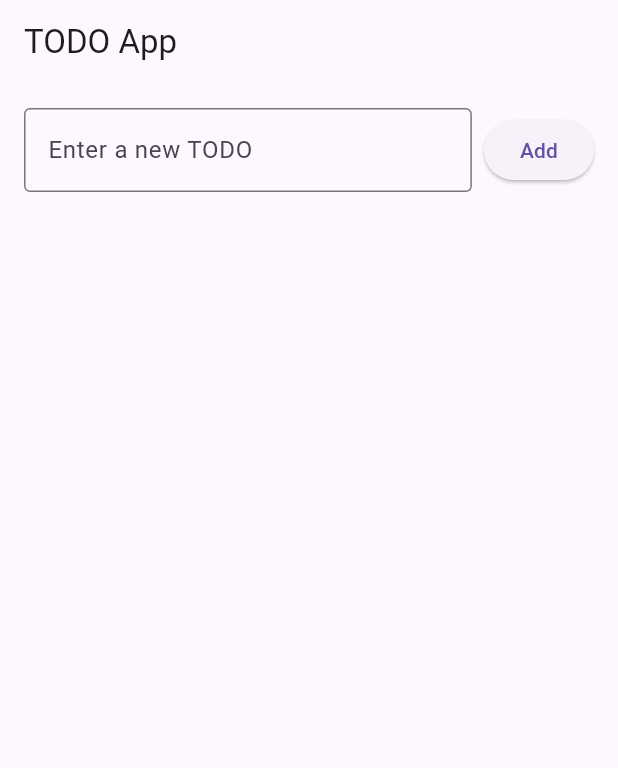
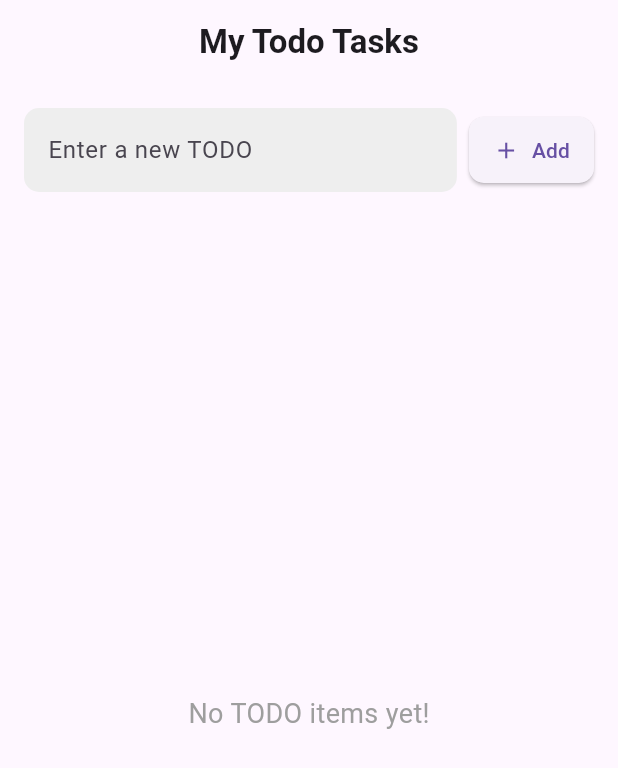
Before and after one commit to N-i-ke/flutter-todo, a Flutter app: the screen it shows after launch, on a phone screen of 412 x 824 dp. Shown: the top 768 px of the screen. Run offline on Flutter 3.47's test engine with Material 3 defaults, Android fonts, the phone set to English and light mode, and no system bars; Roboto replaces fonts that are missing (Arial).

Commit message:
feat: UIを改善

```diff
--- a/lib/main.dart
+++ b/lib/main.dart
@@ -9,7 +9,10 @@ class MyApp extends StatelessWidget {
   Widget build(BuildContext context) {
     return MaterialApp(
       title: 'TODO App',
-      theme: ThemeData(primarySwatch: Colors.blue),
+      theme: ThemeData(
+        primarySwatch: Colors.blue,
+        fontFamily: 'Arial',
+      ),
       home: TodoPage(),
     );
   }
@@ -43,40 +46,69 @@ class _TodoPageState extends State<TodoPage> {
   Widget build(BuildContext context) {
     return Scaffold(
       appBar: AppBar(
-        title: Text('TODO App'),
+        title: Text('My Todo Tasks', style: TextStyle(fontWeight: FontWeight.bold)),
+        centerTitle: true,
       ),
-      body: Column(
+      body: Padding(
+        padding: const EdgeInsets.all(16.0),
+        child: Column(
           children: [
-          Padding(
-            padding: const EdgeInsets.all(16.0),
-            child: Row(
+            // Input Field and Add Button
+            Row(
               children: [
                 Expanded(
                   child: TextField(
                     controller: _controller,
                     decoration: InputDecoration(
                       hintText: 'Enter a new TODO',
-                      border: OutlineInputBorder(),
+                      filled: true,
+                      fillColor: Colors.grey[200],
+                      border: OutlineInputBorder(
+                        borderRadius: BorderRadius.circular(10.0),
+                        borderSide: BorderSide.none,
+                      ),
                     ),
                   ),
                 ),
                 SizedBox(width: 8),
-                ElevatedButton(
+                ElevatedButton.icon(
                   onPressed: _addTodo,
-                  child: Text('Add'),
+                  icon: Icon(Icons.add),
+                  label: Text('Add'),
+                  style: ElevatedButton.styleFrom(
+                    shape: RoundedRectangleBorder(
+                      borderRadius: BorderRadius.circular(10.0),
+                    ),
+                    padding: EdgeInsets.symmetric(horizontal: 16.0, vertical: 12.0),
+                  ),
                 ),
               ],
             ),
+            SizedBox(height: 16),
+            // TODO List
+            Expanded(
+              child: _todoList.isEmpty
+                  ? Center(
+                      child: Text(
+                        'No TODO items yet!',
+                        style: TextStyle(fontSize: 18, color: Colors.grey),
                       ),
-          Expanded(
-            child: ListView.builder(
+                    )
+                  : ListView.builder(
                       itemCount: _todoList.length,
                       itemBuilder: (context, index) {
-                return ListTile(
+                        return Card(
+                          shape: RoundedRectangleBorder(
+                            borderRadius: BorderRadius.circular(10.0),
+                          ),
+                          elevation: 3,
+                          margin: EdgeInsets.symmetric(vertical: 8.0),
+                          child: ListTile(
                             title: Text(_todoList[index]),
                             trailing: IconButton(
-                    icon: Icon(Icons.delete),
+                              icon: Icon(Icons.delete, color: Colors.red),
                               onPressed: () => _deleteTodoItem(index),
+                            ),
                           ),
                         );
                       },
@@ -84,6 +116,7 @@ class _TodoPageState extends State<TodoPage> {
             ),
           ],
         ),
+      ),
     );
   }
 }
```
Lines whose indentation alone changed are shown as unchanged.
